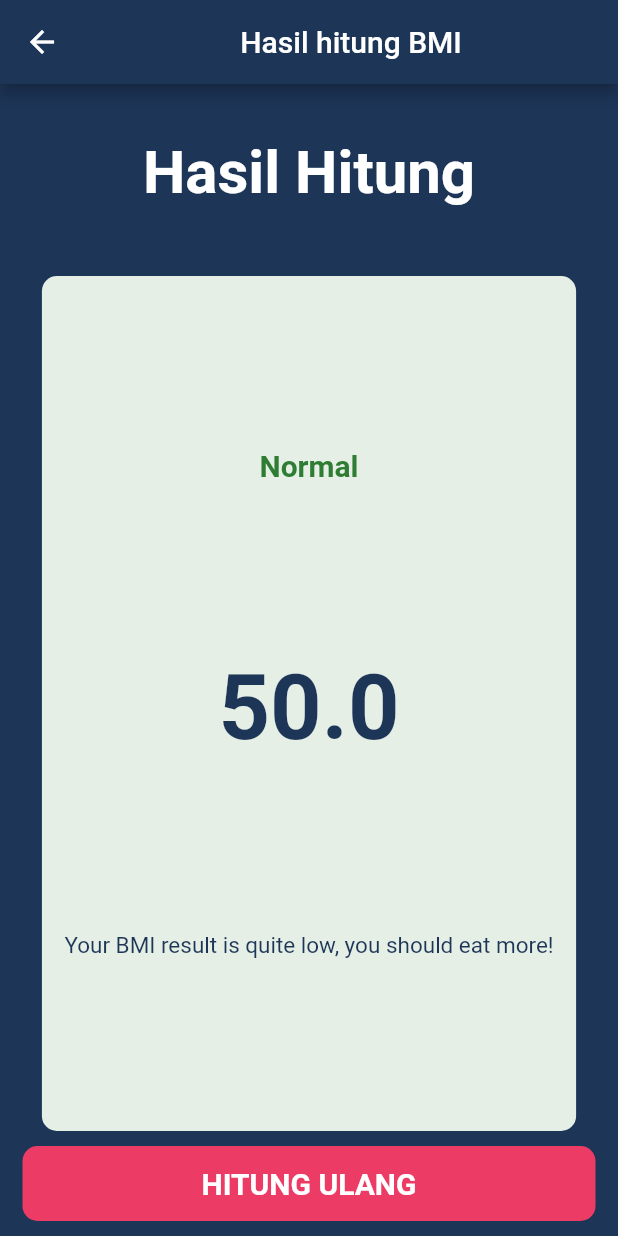
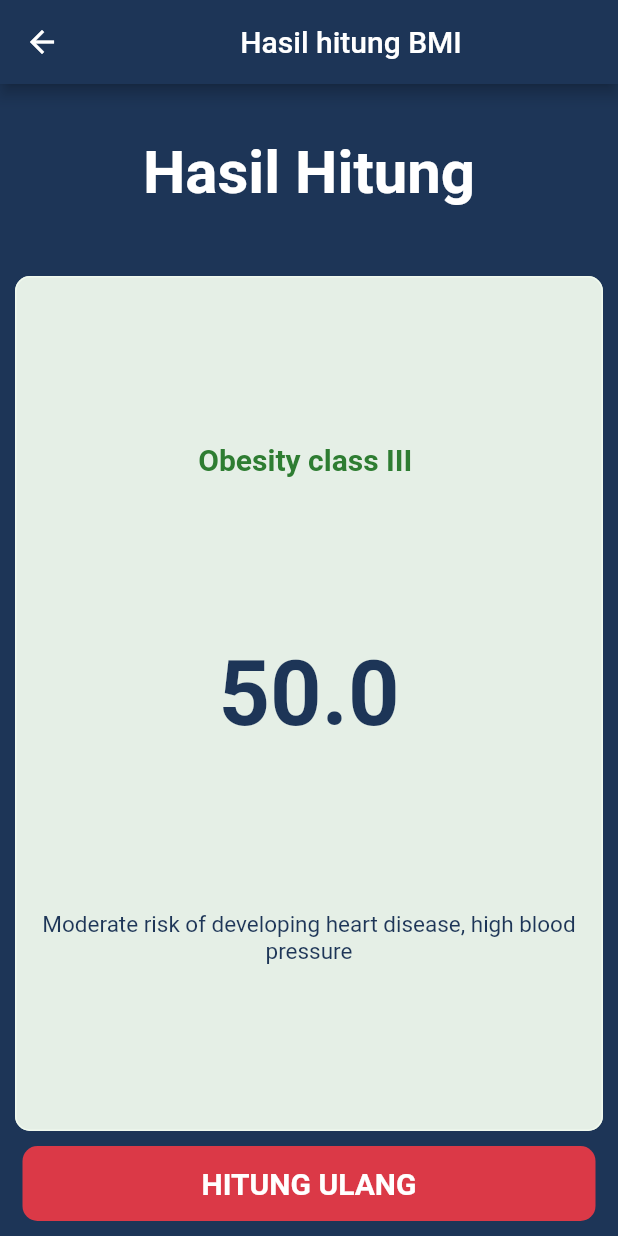
Before and after one commit to nadanisrina/flutter_app, a Flutter app: the screen it shows after launch, after a tap on "HITUNG BMI", on a phone screen of 412 x 824 dp. Run offline on Flutter 3.47's test engine with Material 2 defaults, Android fonts, the phone set to English and light mode, and no system bars.

Commit message:
feat: add category and gender function

```diff
--- a/my_app/lib/constants/constant.dart
+++ b/my_app/lib/constants/constant.dart
@@ -1,7 +1,7 @@
 import 'package:flutter/material.dart';
 
 Color primaryColor = const Color(0xfff1d3557);
-Color secondaryColor = const Color(0xfff1f1faee);
+const Color secondaryColor = const Color(0xfff1f1faee);
 Color ternaryColor = const Color(0xfff1e63946);
 
 TextStyle genderTextStyle = TextStyle(fontSize: 18, color: primaryColor);
@@ -9,3 +9,13 @@ TextStyle genderTextStyle = TextStyle(fontSize: 18, color: primaryColor);
 TextStyle? labelTextStyle = TextStyle(fontSize: 18, color: primaryColor);
 TextStyle? titleTextStyle =
     TextStyle(fontSize: 30, color: secondaryColor, fontWeight: FontWeight.bold);
+
+//bmi category
+const String underSevere = "Severely underweight";
+const String underModerate = "Moderately Underweight";
+const String underMild = "Mild Underweight";
+const String normal = "Normal weight";
+const String over = "Overweight";
+const String obesityI = "Obesity Class I";
+const String obesityII = "Obesity class II";
+const String obesityIII = "Obesity class III ";
--- a/my_app/lib/views/bmi_data_screen.dart
+++ b/my_app/lib/views/bmi_data_screen.dart
@@ -17,6 +17,7 @@ class _BmiDataScreenState extends State<BmiDataScreen> {
   int height = 100;
   int weight = 50;
   int age = 20;
+  String? gender;
   //function
   double calculateBMI() {
     double heightInMeter = height / 100;
@@ -37,15 +38,31 @@ class _BmiDataScreenState extends State<BmiDataScreen> {
         children: [
           Expanded(
               child: Row(
-            children: const [
+            children: [
               Expanded(
-                child: BmiCard(
-                  child: GenderIconText(title: "Male", icon: Icons.male),
+                child: GestureDetector(
+                  onTap: () {
+                    gender = "male";
+                    setState(() {});
+                  },
+                  child: BmiCard(
+                    borderColor:
+                        (gender == "male") ? ternaryColor : secondaryColor,
+                    child: GenderIconText(title: "Male", icon: Icons.male),
+                  ),
                 ),
               ),
               Expanded(
-                child: BmiCard(
-                  child: GenderIconText(title: "Female", icon: Icons.female),
+                child: GestureDetector(
+                  onTap: () {
+                    gender = "female";
+                    setState(() {});
+                  },
+                  child: BmiCard(
+                    borderColor:
+                        (gender == "female") ? ternaryColor : secondaryColor,
+                    child: GenderIconText(title: "Female", icon: Icons.female),
+                  ),
                 ),
               ),
             ],
@@ -245,8 +262,7 @@ class _BmiDataScreenState extends State<BmiDataScreen> {
             },
             child: Container(
               decoration: BoxDecoration(
-                  color: Color(0xffec3c66),
-                  borderRadius: BorderRadius.circular(10)),
+                  color: ternaryColor, borderRadius: BorderRadius.circular(10)),
               margin: const EdgeInsets.only(left: 15, right: 15, bottom: 10),
               height: 50,
               child: const Center(
@@ -267,18 +283,18 @@ class _BmiDataScreenState extends State<BmiDataScreen> {
 
 /*explain: return box */
 class BmiCard extends StatelessWidget {
-  const BmiCard({
-    Key? key,
-    this.child,
-  }) : super(key: key);
+  const BmiCard({Key? key, this.child, this.borderColor = secondaryColor})
+      : super(key: key);
 
   final Widget? child;
-
+  final Color? borderColor;
   @override
   Widget build(BuildContext context) {
     return Container(
       decoration: BoxDecoration(
-          color: secondaryColor, borderRadius: BorderRadius.circular(10)),
+          border: Border.all(width: 1.0, color: borderColor!),
+          color: secondaryColor,
+          borderRadius: BorderRadius.circular(10)),
       margin: const EdgeInsets.all(10),
       child: child,
     );
--- a/my_app/lib/views/bmi_screen_result.dart
+++ b/my_app/lib/views/bmi_screen_result.dart
@@ -1,10 +1,65 @@
 import 'package:flutter/material.dart';
-import 'package:my_app/constants/constant.dart';
+import 'package:my_app/constants/constant.dart' as constants;
 import 'package:my_app/views/bmi_data_screen.dart';
 
 class BmiResultScreen extends StatelessWidget {
   const BmiResultScreen({Key? key, required this.bmiResult}) : super(key: key);
   final double bmiResult;
+  //function
+  String getHealthRiskDescription(String category) {
+    String desc = "";
+    switch (category) {
+      case constants.underSevere:
+        desc = "Possible nutritional deficiency and osteoporosis.";
+        break;
+      case constants.underModerate:
+        desc = "Possible nutritional deficiency and osteoporosis.";
+        break;
+      case constants.underMild:
+        desc = "Possible nutritional deficiency and osteoporosis.";
+        break;
+      case constants.normal:
+        desc = "Low Risk (healthy range).";
+        break;
+      case constants.over:
+        desc = "Moderate risk of developing heart disease, high blood pressure";
+        break;
+      case constants.obesityI:
+        desc = "Moderate risk of developing heart disease, high blood pressure";
+        break;
+      case constants.obesityII:
+        desc = "Moderate risk of developing heart disease, high blood pressure";
+        break;
+      case constants.obesityIII:
+        desc = "Moderate risk of developing heart disease, high blood pressure";
+        break;
+      default:
+    }
+    return desc;
+  }
+
+  String getCategory(double bmiValue) {
+    String category = "";
+    if (bmiValue < 16.0) {
+      category = constants.underSevere;
+    } else if (bmiValue < 17.0) {
+      category = constants.underModerate;
+    } else if (bmiValue < 18.5) {
+      category = constants.underMild;
+    } else if (bmiValue < 25) {
+      category = constants.normal;
+    } else if (bmiValue < 30) {
+      category = constants.over;
+    } else if (bmiValue < 35) {
+      category = constants.obesityI;
+    } else if (bmiValue < 40) {
+      category = constants.obesityII;
+    } else if (bmiValue >= 40) {
+      category = constants.obesityIII;
+    }
+    return category;
+  }
+
   @override
   Widget build(BuildContext context) {
     return Scaffold(
@@ -34,7 +89,7 @@ class BmiResultScreen extends StatelessWidget {
                   child: Column(
                     mainAxisAlignment: MainAxisAlignment.spaceEvenly,
                     children: [
-                      Text("Normal",
+                      Text(getCategory(bmiResult),
                           style: TextStyle(
                               fontSize: 20,
                               fontWeight: FontWeight.bold,
@@ -43,10 +98,11 @@ class BmiResultScreen extends StatelessWidget {
                           style: TextStyle(
                               fontSize: 60,
                               fontWeight: FontWeight.bold,
-                              color: primaryColor)),
-                      Text("Your BMI result is quite low, you should eat more!",
+                              color: constants.primaryColor)),
+                      Text(getHealthRiskDescription(getCategory(bmiResult)),
                           textAlign: TextAlign.center,
-                          style: TextStyle(fontSize: 15, color: primaryColor)),
+                          style: TextStyle(
+                              fontSize: 15, color: constants.primaryColor)),
                     ],
                   ),
                 ),
@@ -57,7 +113,7 @@ class BmiResultScreen extends StatelessWidget {
             },
             child: Container(
               decoration: BoxDecoration(
-                  color: Color(0xffec3c66),
+                  color: constants.ternaryColor,
                   borderRadius: BorderRadius.circular(10)),
               margin: const EdgeInsets.only(left: 15, right: 15, bottom: 10),
               height: 50,
```
